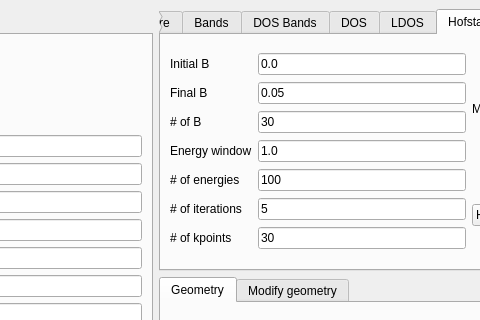
This is interface-pyqt/hofstader1d/interface.ui in joselado/quantum-lattice as Qt 5 draws it before an edit; both pictures show x 283 to 763 and y 0 to 320 of the 878 by 626 pixel window. The edited form follows.
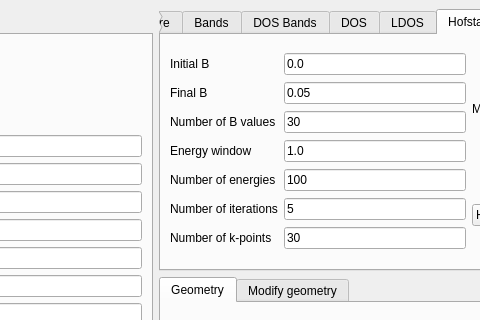
This is the edited form. The open tabs and pages were chosen to show the change. Custom widgets are drawn as their Qt base class.

```diff
--- a/interface-pyqt/hofstader1d/interface.ui
+++ b/interface-pyqt/hofstader1d/interface.ui
@@ -573,7 +573,7 @@
           <item row="4" column="0">
            <widget class="BodyLabel" name="label_36">
             <property name="text">
-             <string># of energies</string>
+             <string>Number of energies</string>
             </property>
            </widget>
           </item>
@@ -594,7 +594,7 @@
           <item row="5" column="0">
            <widget class="BodyLabel" name="label_38">
             <property name="text">
-             <string># of iterations</string>
+             <string>Number of iterations</string>
             </property>
            </widget>
           </item>
@@ -615,7 +615,7 @@
           <item row="2" column="0">
            <widget class="BodyLabel" name="label_34">
             <property name="text">
-             <string># of B</string>
+             <string>Number of B values</string>
             </property>
            </widget>
           </item>
@@ -642,7 +642,7 @@
           <item row="6" column="0">
            <widget class="BodyLabel" name="label_39">
             <property name="text">
-             <string># of kpoints</string>
+             <string>Number of k-points</string>
             </property>
            </widget>
           </item>
```
Left out of the diff: 12 changed lines with no effect on the pictures.
